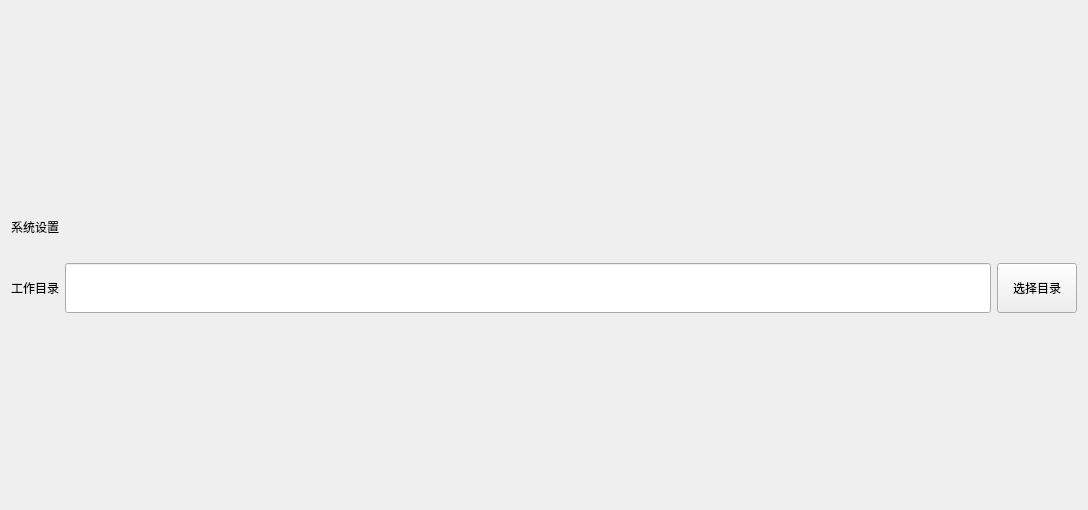
Before: the Qt Designer form VisionAIFlowApp/systemform.ui in HaiwenMeng/VisionAIFlowV1, drawn with Qt 5.
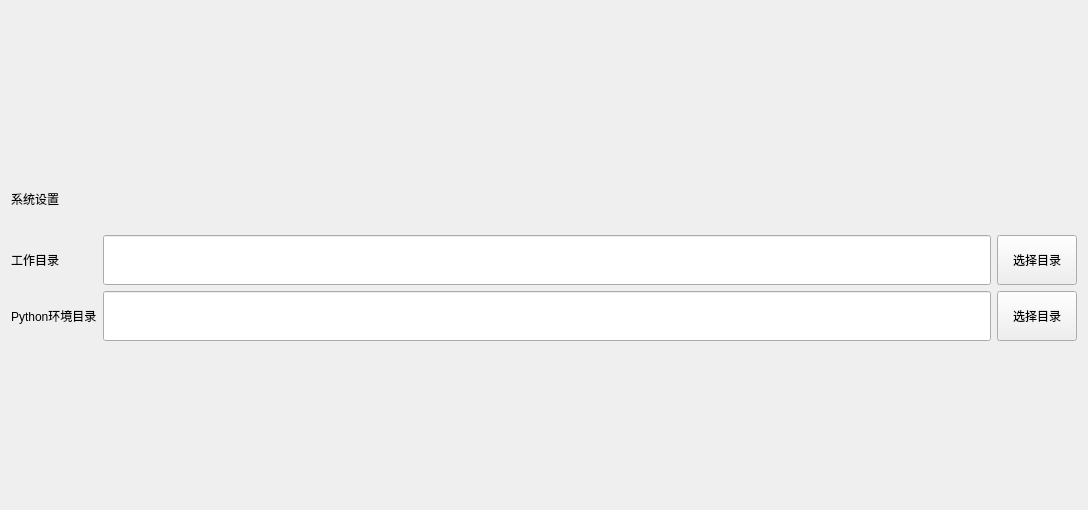
After: the same form once the commit is applied.

Patch:
```diff
--- a/VisionAIFlowApp/systemform.ui
+++ b/VisionAIFlowApp/systemform.ui
@@ -79,6 +79,48 @@
          </property>
         </widget>
        </item>
+       <item row="1" column="0">
+        <widget class="QLabel" name="label_3">
+         <property name="minimumSize">
+          <size>
+           <width>0</width>
+           <height>50</height>
+          </size>
+         </property>
+         <property name="text">
+          <string>Python环境目录</string>
+         </property>
+        </widget>
+       </item>
+       <item row="1" column="1">
+        <widget class="QLineEdit" name="LE_PythonPath">
+         <property name="minimumSize">
+          <size>
+           <width>0</width>
+           <height>50</height>
+          </size>
+         </property>
+         <property name="toolTip">
+          <string>目录中应包含python.exe和YOLOE代码目录</string>
+         </property>
+         <property name="readOnly">
+          <bool>true</bool>
+         </property>
+        </widget>
+       </item>
+       <item row="1" column="2">
+        <widget class="QPushButton" name="PB_PythonPath">
+         <property name="minimumSize">
+          <size>
+           <width>0</width>
+           <height>50</height>
+          </size>
+         </property>
+         <property name="text">
+          <string>选择目录</string>
+         </property>
+        </widget>
+       </item>
       </layout>
      </item>
     </layout>
```
